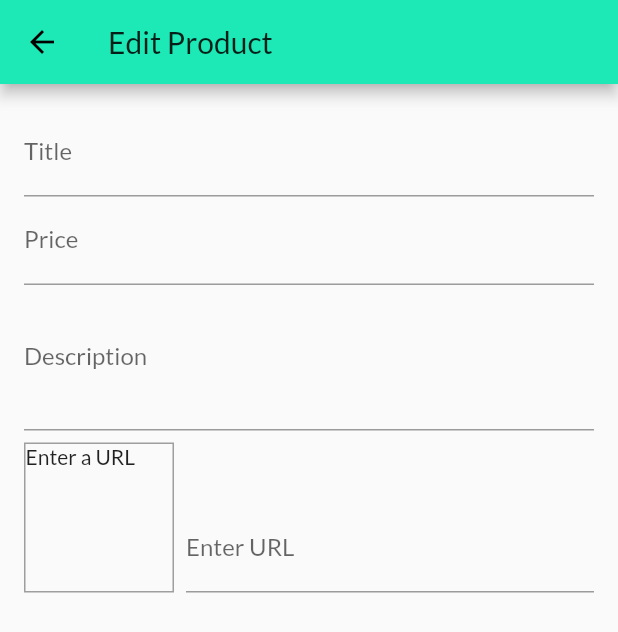
After one commit to jemcmullin/shop_app_udemy_flutter, a Flutter app: the EditProductScreen screen opened by its route, on a phone screen of 412 x 824 dp. The commit adds this screen. Shown: the top 632 px of the screen. Run offline on Flutter 3.47's test engine with Material 2 defaults, Android fonts, the phone set to English and light mode, and no system bars; network calls fail.

Commit message:
Add edit product screen

```diff
--- a/lib/main.dart
+++ b/lib/main.dart
@@ -9,6 +9,7 @@ import './screens/product_item_detail_screen.dart';
 import './screens/cart_screen.dart';
 import './screens/orders_screen.dart';
 import './screens/user_products_screen.dart';
+import './screens/edit_product_screen.dart';
 
 void main() {
   runApp(MyApp());
@@ -44,6 +45,7 @@ class MyApp extends StatelessWidget {
           CartScreen.routeName: (context) => CartScreen(),
           OrdersScreen.routeName: (context) => OrdersScreen(),
           UserProductsScreen.routeName: (context) => UserProductsScreen(),
+          EditProductScreen.routeName: (context) => EditProductScreen(),
         },
       ),
     );
--- /dev/null
+++ b/lib/screens/edit_product_screen.dart
@@ -0,0 +1,106 @@
+import 'package:flutter/material.dart';
+
+class EditProductScreen extends StatefulWidget {
+  static const routeName = '/edit-product';
+  @override
+  _EditProductScreenState createState() => _EditProductScreenState();
+}
+
+class _EditProductScreenState extends State<EditProductScreen> {
+  final _priceFocus = FocusNode();
+  final _descriptionFocus = FocusNode();
+  final _urlEntryFocus = FocusNode();
+  final _imageController = TextEditingController();
+
+  @override
+  void initState() {
+    super.initState();
+    _urlEntryFocus.addListener(_urlEntryListener);
+  }
+
+  @override
+  void dispose() {
+    super.dispose();
+    _urlEntryFocus.removeListener(_urlEntryListener);
+    _priceFocus.dispose();
+    _descriptionFocus.dispose();
+    _imageController.dispose();
+    _urlEntryFocus.dispose();
+  }
+
+  void _urlEntryListener() {
+    if (!_urlEntryFocus.hasFocus) {
+      setState(() {});
+    }
+  }
+
+  @override
+  Widget build(BuildContext context) {
+    return Scaffold(
+        appBar: AppBar(title: Text('Edit Product')),
+        body: Padding(
+          padding: const EdgeInsets.all(16.0),
+          child: Form(
+            child: SingleChildScrollView(
+              child: Column(
+                children: [
+                  TextFormField(
+                    decoration: InputDecoration(labelText: 'Title'),
+                    textInputAction: TextInputAction.next,
+                    onFieldSubmitted: (value) =>
+                        FocusScope.of(context).requestFocus(_priceFocus),
+                  ),
+                  TextFormField(
+                    decoration: InputDecoration(labelText: 'Price'),
+                    textInputAction: TextInputAction.next,
+                    keyboardType: TextInputType.number,
+                    focusNode: _priceFocus,
+                    onFieldSubmitted: (value) =>
+                        FocusScope.of(context).requestFocus(_descriptionFocus),
+                  ),
+                  TextFormField(
+                    decoration: InputDecoration(labelText: 'Description'),
+                    maxLines: 3,
+                    keyboardType: TextInputType.multiline,
+                    focusNode: _descriptionFocus,
+                  ),
+                  Row(
+                    crossAxisAlignment: CrossAxisAlignment.end,
+                    children: [
+                      Container(
+                        margin: EdgeInsets.only(top: 8, right: 8),
+                        height: 100,
+                        width: 100,
+                        decoration: BoxDecoration(
+                          border: Border.all(
+                            width: 1,
+                            color: Colors.grey,
+                          ),
+                        ),
+                        child: _imageController.text.isEmpty
+                            ? Text('Enter a URL')
+                            : FittedBox(
+                                child: Image.network(
+                                  _imageController.text,
+                                  fit: BoxFit.cover,
+                                ),
+                              ),
+                      ),
+                      Expanded(
+                        child: TextFormField(
+                          decoration: InputDecoration(labelText: 'Enter URL'),
+                          keyboardType: TextInputType.url,
+                          textInputAction: TextInputAction.done,
+                          controller: _imageController,
+                          focusNode: _urlEntryFocus,
+                        ),
+                      ),
+                    ],
+                  )
+                ],
+              ),
+            ),
+          ),
+        ));
+  }
+}
--- a/lib/screens/user_products_screen.dart
+++ b/lib/screens/user_products_screen.dart
@@ -1,5 +1,6 @@
 import 'package:flutter/material.dart';
 import 'package:provider/provider.dart';
+import 'package:shop_app/screens/edit_product_screen.dart';
 import 'package:shop_app/widgets/user_product_item.dart';
 import '../providers/products_provider.dart';
 import '../widgets/app_drawer.dart';
@@ -14,10 +15,10 @@ class UserProductsScreen extends StatelessWidget {
         title: Text('Your Products'),
         actions: [
           IconButton(
-              icon: Icon(Icons.add),
-              onPressed: () {
-                // TODO
-              })
+            icon: Icon(Icons.add),
+            onPressed: () =>
+                Navigator.of(context).pushNamed(EditProductScreen.routeName),
+          ),
         ],
       ),
       drawer: AppDrawer(),
```
